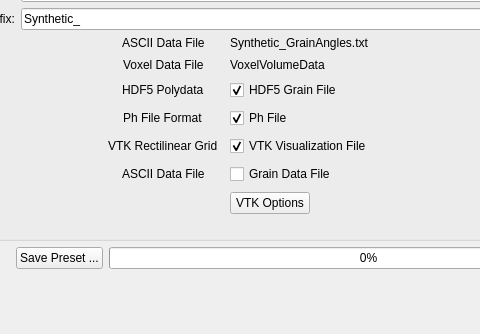
BlueQuartzSoftware/DREAM3D, file Source/UIPlugins/GrainGenerator/GrainGeneratorWidget.ui: the form before one commit; both pictures show x 96 to 576 and y 293 to 627 of the 818 by 627 pixel window.
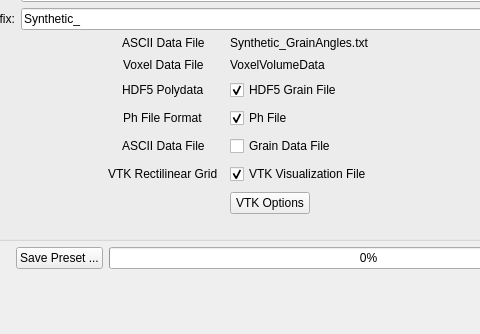
The form after the commit. Custom widgets are drawn as their Qt base class.

The edit to the form file:
```diff
--- a/Source/UIPlugins/GrainGenerator/GrainGeneratorWidget.ui
+++ b/Source/UIPlugins/GrainGenerator/GrainGeneratorWidget.ui
@@ -473,23 +473,6 @@
           </property>
          </widget>
         </item>
-        <item row="4" column="1">
-         <widget class="QCheckBox" name="m_VisualizationVizFile">
-          <property name="text">
-           <string>VTK Visualization File</string>
-          </property>
-          <property name="checked">
-           <bool>true</bool>
-          </property>
-         </widget>
-        </item>
-        <item row="6" column="1">
-         <widget class="QPushButton" name="m_VtkOptionsBtn">
-          <property name="text">
-           <string>VTK Options</string>
-          </property>
-         </widget>
-        </item>
         <item row="2" column="0">
          <widget class="QLabel" name="label_12">
           <property name="text">
@@ -505,23 +488,40 @@
          </widget>
         </item>
         <item row="4" column="0">
-         <widget class="QLabel" name="label_14">
+         <widget class="QLabel" name="label_17">
           <property name="text">
-           <string>VTK Rectilinear Grid</string>
+           <string>ASCII Data File</string>
           </property>
          </widget>
         </item>
-        <item row="5" column="1">
+        <item row="4" column="1">
          <widget class="QCheckBox" name="m_writegraindata">
           <property name="text">
            <string>Grain Data File</string>
           </property>
          </widget>
         </item>
+        <item row="5" column="1">
+         <widget class="QCheckBox" name="m_VisualizationVizFile">
+          <property name="text">
+           <string>VTK Visualization File</string>
+          </property>
+          <property name="checked">
+           <bool>true</bool>
+          </property>
+         </widget>
+        </item>
         <item row="5" column="0">
-         <widget class="QLabel" name="label_17">
+         <widget class="QLabel" name="label_14">
           <property name="text">
-           <string>ASCII Data File</string>
+           <string>VTK Rectilinear Grid</string>
+          </property>
+         </widget>
+        </item>
+        <item row="6" column="1">
+         <widget class="QPushButton" name="m_VtkOptionsBtn">
+          <property name="text">
+           <string>VTK Options</string>
           </property>
          </widget>
         </item>
```
